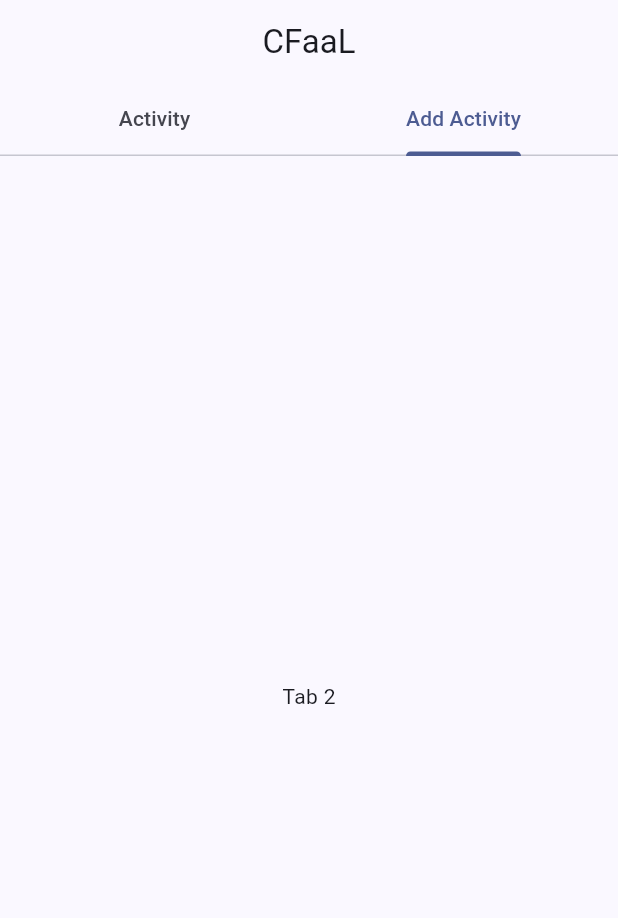
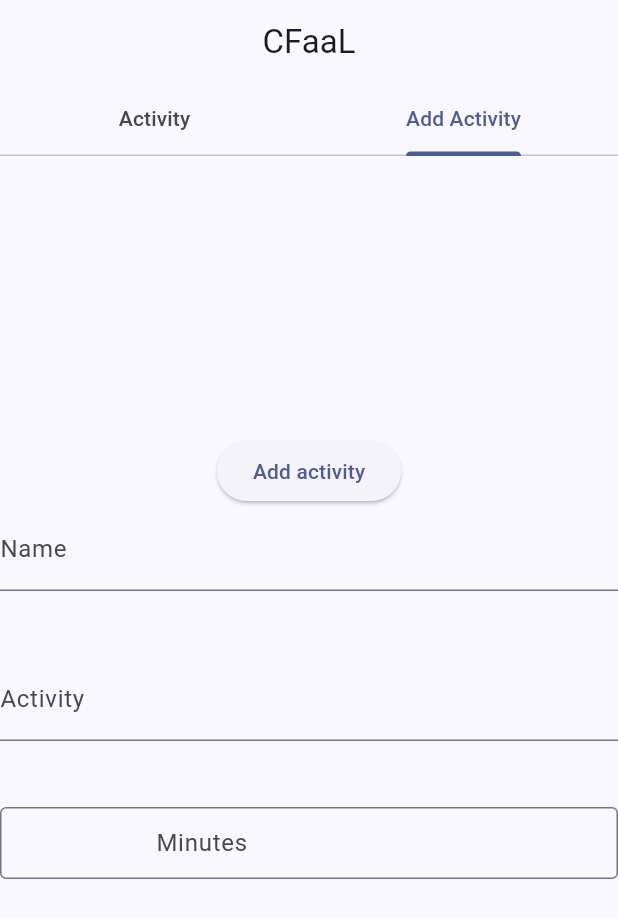
Before and after one commit to JK9400/Flutter-Demo, a Flutter app: the screen it shows after launch, on a phone screen of 412 x 824 dp. Shown: the top 918 px of the screen. Run offline on Flutter 3.47's test engine with Material 3 defaults, Android fonts, the phone set to English and light mode, and no system bars.

Commit message:
Added children to activity tab

```diff
--- a/lib/main.dart
+++ b/lib/main.dart
@@ -1,4 +1,5 @@
 import 'package:flutter/material.dart';
+import 'package:flutter/services.dart';
 
 /// Flutter code sample for [AppBar].
 
@@ -56,64 +57,61 @@
             ],
           ),
         ),
-        body: const TabBarView(
+        body: TabBarView(
           children: [
-            Center(
+            const Center(
               child: Text("Tab 1"),
             ),
 
             // Second tab
             Center(
-              child: Text("Tab 2"),
+              child: Column(
+                mainAxisAlignment:
+                    MainAxisAlignment.center, // Center the column vertically
+                crossAxisAlignment: CrossAxisAlignment
+                    .center, // Center the children horizontally
+                children: <Widget>[
+                  ElevatedButton(
+                    onPressed: () {
+                      // Define the action for the first button here
+                      print('Button 1 pressed');
+                    },
+                    child: const Text('Add activity'),
+                  ),
+                  const SizedBox(
+                      height: 100,
+                      child: TextField(
+                        decoration: InputDecoration(
+                          labelText: 'Name',
+                        ),
+                      )), // Add spacing between buttons
+                  const SizedBox(
+                    height: 100,
+                    child: TextField(
+                      decoration: InputDecoration(
+                        labelText: 'Activity',
+                      ),
+                    ),
+                  ), // Add spacing between buttons
+                  SizedBox(
+                      height: 100,
+                      child: TextField(
+                        decoration: const InputDecoration(
+                            labelText: "Minutes",
+                            contentPadding: EdgeInsets.symmetric(
+                              horizontal: 100.0,
+                            ),
+                            border: OutlineInputBorder()),
+                        keyboardType: TextInputType.number,
+                        inputFormatters: <TextInputFormatter>[
+                          FilteringTextInputFormatter.digitsOnly
+                        ], // Only numbers can be entered
+                      )), // Add spacing between buttons
+                ],
+              ),
             ),
           ],
         ),
-        // body: Center(
-        //   child: Column(
-        //     mainAxisAlignment:
-        //         MainAxisAlignment.center, // Center the column vertically
-        //     crossAxisAlignment:
-        //         CrossAxisAlignment.center, // Center the children horizontally
-        //     children: <Widget>[
-        //       ElevatedButton(
-        //         onPressed: () {
-        //           // Define the action for the first button here
-        //           print('Button 1 pressed');
-        //         },
-        //         child: const Text('Add activity'),
-        //       ),
-        //       const SizedBox(
-        //           height: 100,
-        //           child: TextField(
-        //             decoration: InputDecoration(
-        //               labelText: 'Name',
-        //             ),
-        //           )), // Add spacing between buttons
-        //       const SizedBox(
-        //         height: 100,
-        //         child: TextField(
-        //           decoration: InputDecoration(
-        //             labelText: 'Activity',
-        //           ),
-        //         ),
-        //       ), // Add spacing between buttons
-        //       SizedBox(
-        //           height: 100,
-        //           child: TextField(
-        //             decoration: const InputDecoration(
-        //                 labelText: "Minutes",
-        //                 contentPadding: EdgeInsets.symmetric(
-        //                   horizontal: 100.0,
-        //                 ),
-        //                 border: OutlineInputBorder()),
-        //             keyboardType: TextInputType.number,
-        //             inputFormatters: <TextInputFormatter>[
-        //               FilteringTextInputFormatter.digitsOnly
-        //             ], // Only numbers can be entered
-        //           )), // Add spacing between buttons
-        //     ],
-        //   ),
-        // ),
       ),
     );
   }
```
